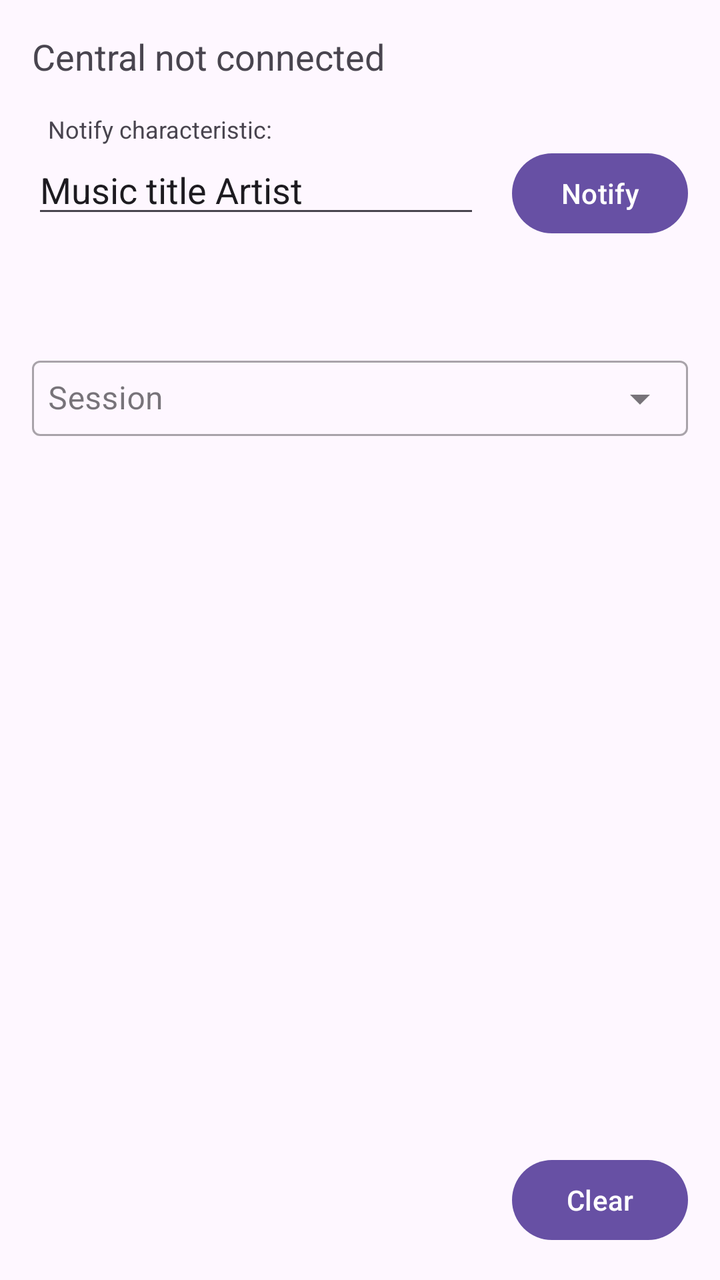
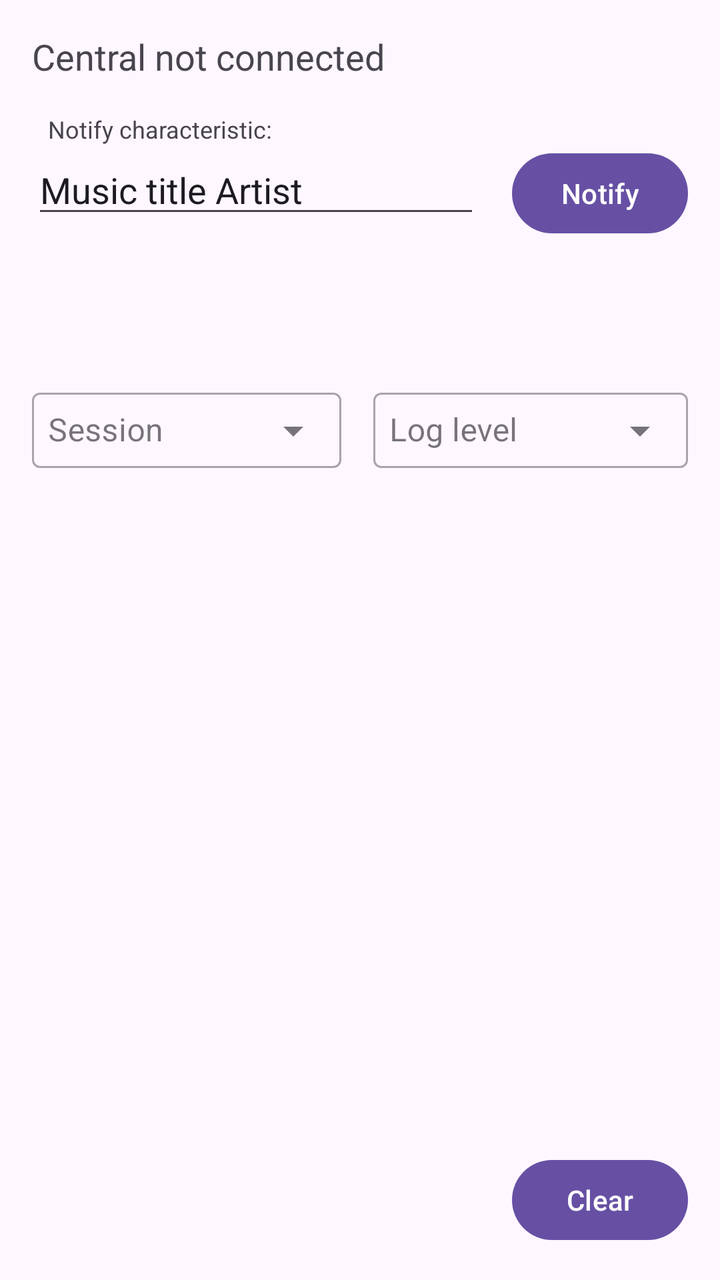

The first picture is an Android layout as it rendered before a commit; the second is the same layout after the commit. The layout source and the unified diff follow.
<!-- AndroidManifest.xml: application theme Theme.Twingo -->
<!-- res/layout/activity_main.xml -->
<?xml version="1.0" encoding="utf-8"?>
<androidx.constraintlayout.widget.ConstraintLayout xmlns:android="http://schemas.android.com/apk/res/android"
    xmlns:app="http://schemas.android.com/apk/res-auto"
    xmlns:tools="http://schemas.android.com/tools"
    android:layout_width="match_parent"
    android:layout_height="match_parent"
    android:layout_marginTop="64dp"
    tools:context=".MainActivity">

    <TextView
        android:id="@+id/text_connection_state"
        android:layout_width="0dp"
        android:layout_height="wrap_content"
        android:layout_marginStart="16dp"
        android:layout_marginTop="16dp"
        android:layout_marginEnd="16dp"
        android:text="@string/text_disconnected"
        android:textSize="18sp"
        app:layout_constraintEnd_toEndOf="parent"
        app:layout_constraintStart_toStartOf="parent"
        app:layout_constraintTop_toTopOf="parent" />

    <TextView
        android:id="@+id/text_notify_characteristic"
        android:layout_width="wrap_content"
        android:layout_height="wrap_content"
        android:layout_marginStart="24dp"
        android:layout_marginTop="16dp"
        android:text="@string/text_notify_characteristic"
        android:textSize="12sp"
        app:layout_constraintStart_toStartOf="parent"
        app:layout_constraintTop_toBottomOf="@+id/text_connection_state" />

    <EditText
        android:id="@+id/edit_current_music"
        android:layout_width="0dp"
        android:layout_height="wrap_content"
        android:layout_marginStart="16dp"
        android:layout_marginEnd="16dp"
        android:autofillHints=""
        android:ems="10"
        android:inputType="text"
        android:text="@string/text_current_music"
        app:layout_constraintEnd_toStartOf="@+id/button_notify"
        app:layout_constraintStart_toStartOf="parent"
        app:layout_constraintTop_toBottomOf="@+id/text_notify_characteristic"
        tools:ignore="LabelFor" />

    <Button
        android:id="@+id/button_notify"
        android:layout_width="wrap_content"
        android:layout_height="wrap_content"
        android:layout_marginEnd="16dp"
        android:onClick="onTapSend"
        android:text="@string/button_notify"
        app:layout_constraintBaseline_toBaselineOf="@+id/edit_current_music"
        app:layout_constraintEnd_toEndOf="parent" />

    <ImageView
        android:id="@+id/image_music_cover"
        android:layout_width="48dp"
        android:layout_height="48dp"
        android:layout_marginStart="16dp"
        android:layout_marginTop="8dp"
        android:contentDescription=""
        app:layout_constraintStart_toStartOf="parent"
        app:layout_constraintTop_toBottomOf="@+id/edit_current_music"
        tools:ignore="ContentDescription" />

    <ImageView
        android:id="@+id/image_grayscale_music_cover"
        android:layout_width="48dp"
        android:layout_height="48dp"
        android:layout_marginStart="16dp"
        android:layout_marginTop="8dp"
        android:contentDescription=""
        app:layout_constraintStart_toEndOf="@+id/image_music_cover"
        app:layout_constraintTop_toBottomOf="@+id/edit_current_music"
        tools:ignore="ContentDescription" />

    <com.google.android.material.textfield.TextInputLayout
        android:id="@+id/session_dropdown"
        style="@style/Widget.MaterialComponents.TextInputLayout.OutlinedBox.ExposedDropdownMenu"
        android:layout_width="match_parent"
        android:layout_height="wrap_content"
        android:layout_marginStart="16dp"
        android:layout_marginEnd="16dp"
        android:hint="Session"
        app:layout_constraintTop_toBottomOf="@+id/image_music_cover">

        <AutoCompleteTextView
            android:layout_width="match_parent"
            android:layout_height="wrap_content"
            android:inputType="none"
            android:padding="8dp" />

    </com.google.android.material.textfield.TextInputLayout>

    <ScrollView
        android:id="@+id/scroll_logs"
        android:layout_width="match_parent"
        android:layout_height="0dp"
        android:layout_marginStart="16dp"
        android:layout_marginTop="16dp"
        android:layout_marginEnd="16dp"
        android:layout_marginBottom="16dp"
        android:layout_weight="1"
        app:layout_constraintBottom_toTopOf="@+id/button_clear"
        app:layout_constraintEnd_toEndOf="parent"
        app:layout_constraintHorizontal_bias="0.0"
        app:layout_constraintStart_toStartOf="parent"
        app:layout_constraintTop_toBottomOf="@+id/session_dropdown">

        <TextView
            android:id="@+id/text_logs"
            android:layout_width="wrap_content"
            android:layout_height="wrap_content"
            android:textSize="16sp" />

    </ScrollView>

    <Button
        android:id="@+id/button_clear"
        android:layout_width="wrap_content"
        android:layout_height="wrap_content"
        android:layout_marginEnd="16dp"
        android:layout_marginBottom="16dp"
        android:onClick="onTapClearLog"
        android:text="@string/button_clear"
        app:layout_constraintBottom_toBottomOf="parent"
        app:layout_constraintEnd_toEndOf="parent" />

</androidx.constraintlayout.widget.ConstraintLayout>
<!-- resources referenced by this layout -->
<resources>
  <string name="button_clear">Clear</string>
  <string name="button_notify">Notify</string>
  <string name="text_current_music">Music title\nArtist</string>
  <string name="text_disconnected">Central not connected</string>
  <string name="text_notify_characteristic">Notify characteristic:</string>
  <style name="Theme.Twingo" parent="Theme.Material3.Light.NoActionBar">
          <item name="android:statusBarColor">@android:color/transparent</item>
          <item name="android:windowLightStatusBar">true</item>
      </style>
</resources>

<!-- the commit's change to res/layout/activity_main.xml (unified diff, before → after) -->
@@ -79,13 +79,37 @@
         tools:ignore="ContentDescription" />
 
     <com.google.android.material.textfield.TextInputLayout
-        android:id="@+id/session_dropdown"
+        android:id="@+id/dropdown_session"
         style="@style/Widget.MaterialComponents.TextInputLayout.OutlinedBox.ExposedDropdownMenu"
-        android:layout_width="match_parent"
+        android:layout_width="0dp"
         android:layout_height="wrap_content"
         android:layout_marginStart="16dp"
+        android:layout_marginTop="16dp"
         android:layout_marginEnd="16dp"
         android:hint="Session"
+        app:layout_constraintStart_toStartOf="parent"
+        app:layout_constraintTop_toBottomOf="@+id/image_music_cover"
+        app:layout_constraintWidth_percent="0.43">
+
+        <AutoCompleteTextView
+            android:layout_width="match_parent"
+            android:layout_height="wrap_content"
+            android:inputType="none"
+            android:padding="8dp" />
+
+    </com.google.android.material.textfield.TextInputLayout>
+
+    <com.google.android.material.textfield.TextInputLayout
+        android:id="@+id/dropdown_log_level"
+        style="@style/Widget.MaterialComponents.TextInputLayout.OutlinedBox.ExposedDropdownMenu"
+        android:layout_width="0dp"
+        android:layout_height="wrap_content"
+        android:layout_marginStart="16dp"
+        android:layout_marginTop="16dp"
+        android:layout_marginEnd="16dp"
+        android:hint="Log level"
+        app:layout_constraintEnd_toEndOf="parent"
+        app:layout_constraintStart_toEndOf="@+id/dropdown_session"
         app:layout_constraintTop_toBottomOf="@+id/image_music_cover">
 
         <AutoCompleteTextView
@@ -109,7 +133,7 @@
         app:layout_constraintEnd_toEndOf="parent"
         app:layout_constraintHorizontal_bias="0.0"
         app:layout_constraintStart_toStartOf="parent"
-        app:layout_constraintTop_toBottomOf="@+id/session_dropdown">
+        app:layout_constraintTop_toBottomOf="@+id/dropdown_session">
 
         <TextView
             android:id="@+id/text_logs"
